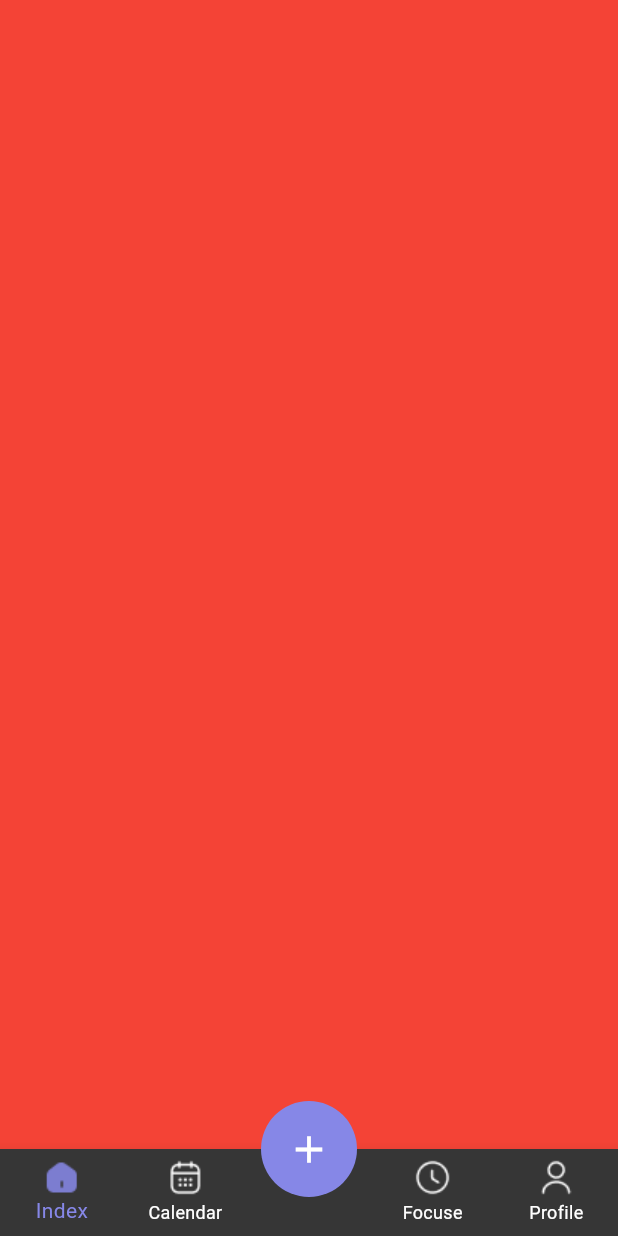
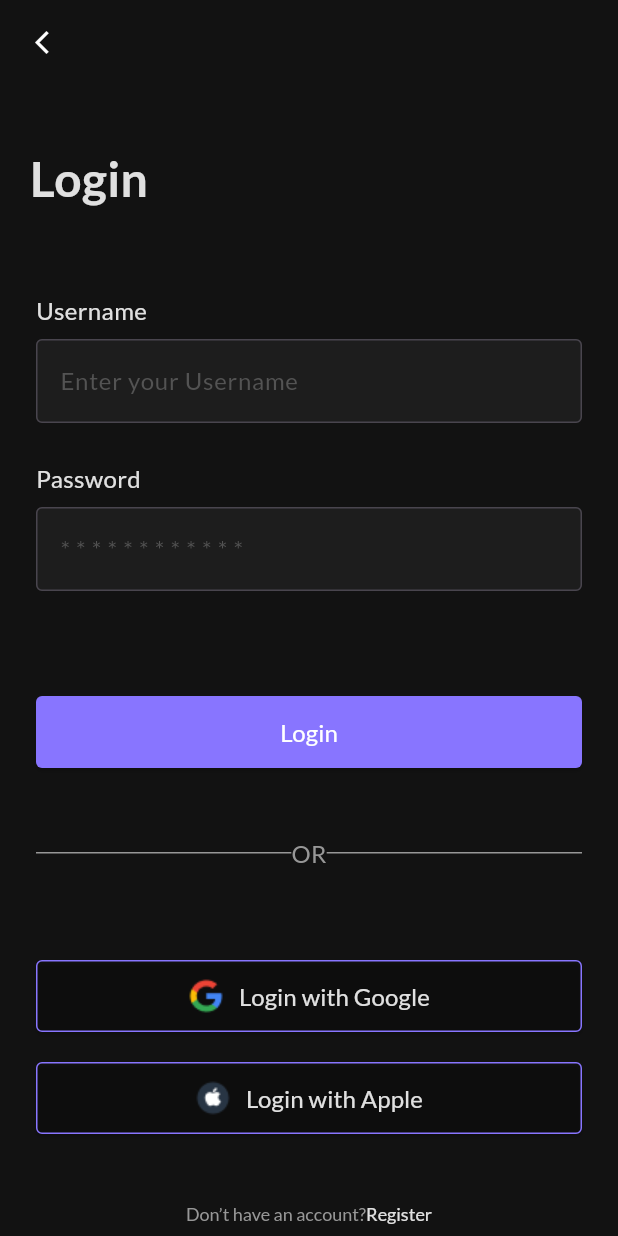
Before and after one commit to nguyendat0908/ToDoApp_flutter, a Flutter app: the screen it shows after launch, on a phone screen of 412 x 824 dp. Run offline on Flutter 3.47's test engine with Material 3 defaults, Android fonts, the phone set to English and light mode, and no system bars; our stand-ins replace easy_localization, flutter_colorpicker, realm, shared_preferences; missing offline and left inert: flutter_iconpicker; generated files the repository leaves out were written again.

Commit message:
UI login and register

```diff
--- a/lib/main.dart
+++ b/lib/main.dart
@@ -1,5 +1,5 @@
 import 'package:flutter/material.dart';
-import 'package:todo_app/ui/main/main_page.dart';
+import 'package:todo_app/ui/login/login_page.dart';
 
 void main() {
   runApp(const MyApp());
@@ -15,7 +15,7 @@ class MyApp extends StatelessWidget {
         colorScheme: ColorScheme.fromSeed(seedColor: Colors.deepPurple),
         useMaterial3: true,
       ),
-      home: const MainPage(),
+      home: const LoginPage(),
       debugShowCheckedModeBanner: false,
     );
   }
--- /dev/null
+++ b/lib/ui/login/login_page.dart
@@ -0,0 +1,327 @@
+import 'package:flutter/gestures.dart';
+import 'package:flutter/material.dart';
+import 'package:todo_app/ui/register/register_page.dart';
+
+class LoginPage extends StatelessWidget {
+  const LoginPage({super.key});
+
+  @override
+  Widget build(BuildContext context) {
+    return Scaffold(
+      backgroundColor: const Color(0xFF121212),
+      appBar: AppBar(
+          backgroundColor: Colors.transparent,
+          leading: IconButton(
+            onPressed: () {
+              if (Navigator.canPop(context)) {
+                Navigator.pop(context);
+              }
+            },
+            icon: const Icon(
+              Icons.arrow_back_ios_new_outlined,
+              size: 18,
+              color: Colors.white,
+            ),
+          )),
+      body: SafeArea(
+        top: false,
+        child: SingleChildScrollView(
+          child: Column(
+            mainAxisAlignment: MainAxisAlignment.start,
+            crossAxisAlignment: CrossAxisAlignment.start,
+            children: [
+              _buildPageTitle(),
+              const SizedBox(
+                height: 53,
+              ),
+              _buildFormLogin(),
+              _buildOrSplitDivider(),
+              _buildSocialLogin(),
+              _buildHaveNotAccount(context),
+            ],
+          ),
+        ),
+      ),
+      resizeToAvoidBottomInset: false,
+    );
+  }
+
+  Widget _buildPageTitle() {
+    return Container(
+      margin: EdgeInsets.symmetric(horizontal: 20).copyWith(top: 40),
+      child: Text(
+        'Login',
+        style: TextStyle(
+            color: Colors.white.withOpacity(0.87),
+            fontSize: 32,
+            fontFamily: 'Lato',
+            fontWeight: FontWeight.bold),
+        textAlign: TextAlign.center,
+      ),
+    );
+  }
+
+  Widget _buildFormLogin() {
+    return Form(
+        child: Container(
+      margin: EdgeInsets.symmetric(horizontal: 24),
+      child: Column(
+        mainAxisAlignment: MainAxisAlignment.start,
+        crossAxisAlignment: CrossAxisAlignment.start,
+        children: [
+          _buildUserNameField(),
+          const SizedBox(
+            height: 25,
+          ),
+          _buildPasswordField(),
+          _buildLoginButton(),
+        ],
+      ),
+    ));
+  }
+
+  Widget _buildUserNameField() {
+    return Column(
+      mainAxisAlignment: MainAxisAlignment.start,
+      crossAxisAlignment: CrossAxisAlignment.start,
+      children: [
+        Text(
+          'Username',
+          style: TextStyle(
+              color: Colors.white.withOpacity(0.87),
+              fontSize: 16,
+              fontFamily: 'Lato'),
+        ),
+        Container(
+          margin: const EdgeInsets.only(top: 8),
+          child: TextFormField(
+            decoration: InputDecoration(
+                hintText: "Enter your Username",
+                hintStyle: TextStyle(
+                    color: Color(0xFF535353), fontSize: 16, fontFamily: 'Lato'),
+                border: OutlineInputBorder(
+                  borderRadius: BorderRadius.circular(4),
+                ),
+                fillColor: Color(0xFF1D1D1D),
+                filled: true),
+            style: TextStyle(
+                color: Colors.white.withOpacity(0.87),
+                fontSize: 16,
+                fontFamily: 'Lato'),
+          ),
+        )
+      ],
+    );
+  }
+
+  Widget _buildPasswordField() {
+    return Column(
+      mainAxisAlignment: MainAxisAlignment.start,
+      crossAxisAlignment: CrossAxisAlignment.start,
+      children: [
+        Text(
+          'Password',
+          style: TextStyle(
+              color: Colors.white.withOpacity(0.87),
+              fontSize: 16,
+              fontFamily: 'Lato'),
+        ),
+        Container(
+          margin: const EdgeInsets.only(top: 8),
+          child: TextFormField(
+            decoration: InputDecoration(
+                hintText: "* * * * * * * * * * * *",
+                hintStyle: TextStyle(
+                    color: Color(0xFF535353), fontSize: 16, fontFamily: 'Lato'),
+                border: OutlineInputBorder(
+                  borderRadius: BorderRadius.circular(4),
+                ),
+                fillColor: Color(0xFF1D1D1D),
+                filled: true),
+            style: TextStyle(
+                color: Colors.white.withOpacity(0.87),
+                fontSize: 16,
+                fontFamily: 'Lato'),
+            obscureText: true,
+          ),
+        )
+      ],
+    );
+  }
+
+  Widget _buildLoginButton() {
+    return Container(
+      width: double.infinity,
+      height: 48,
+      margin: EdgeInsets.only(top: 70),
+      child: ElevatedButton(
+          onPressed: () {}, // Muốn disabled thì để null
+          style: ElevatedButton.styleFrom(
+              backgroundColor: const Color(0xFF8875FF),
+              shape: RoundedRectangleBorder(
+                  borderRadius: BorderRadius.circular(4)),
+              disabledBackgroundColor: Color(0xFF8687E7).withOpacity(0.5)),
+          child: Text(
+            'Login',
+            style: TextStyle(
+                fontSize: 16, fontFamily: 'Lato', color: Colors.white),
+          )),
+    );
+  }
+
+  Widget _buildOrSplitDivider() {
+    return Container(
+      margin: EdgeInsets.only(top: 45, bottom: 40),
+      padding: EdgeInsets.symmetric(horizontal: 24),
+      child: Row(
+        children: [
+          Expanded(
+            child: Container(
+              height: 1,
+              width: double.infinity,
+              color: const Color(0xFF979797),
+            ),
+          ),
+          const Text(
+            'OR',
+            style: TextStyle(
+                fontSize: 16, fontFamily: 'Lato', color: Color(0xFF979797)),
+          ),
+          Expanded(
+            child: Container(
+              height: 1,
+              width: double.infinity,
+              color: const Color(0xFF979797),
+            ),
+          ),
+        ],
+      ),
+    );
+  }
+
+  Widget _buildSocialLogin() {
+    return Column(
+      children: [_buildSocialGoogleLogin(), _buildSocialAppleLogin()],
+    );
+  }
+
+  Widget _buildSocialGoogleLogin() {
+    return Container(
+      width: double.infinity,
+      height: 48,
+      margin: const EdgeInsets.symmetric(horizontal: 24, vertical: 20),
+      child: ElevatedButton(
+          onPressed: () {
+            //
+          },
+          style: OutlinedButton.styleFrom(
+              backgroundColor: Colors.transparent,
+              shape: RoundedRectangleBorder(
+                borderRadius: BorderRadius.circular(4),
+              ),
+              side: const BorderSide(
+                width: 1,
+                color: Color(0xFF8875FF),
+              )),
+          child: Row(
+            mainAxisAlignment: MainAxisAlignment.center,
+            crossAxisAlignment: CrossAxisAlignment.center,
+            children: [
+              Image.asset(
+                "assets/images/social_google_logo.png",
+                width: 24,
+                height: 24,
+                fit: BoxFit.fill,
+              ),
+              Container(
+                margin: EdgeInsets.only(left: 10),
+                child: Text(
+                  'Login with Google',
+                  style: TextStyle(
+                      fontSize: 16,
+                      fontFamily: 'Lato',
+                      color: Colors.white.withOpacity(0.87)),
+                ),
+              ),
+            ],
+          )),
+    );
+  }
+
+  Widget _buildSocialAppleLogin() {
+    return Container(
+      width: double.infinity,
+      height: 48,
+      margin: const EdgeInsets.symmetric(horizontal: 24),
+      child: ElevatedButton(
+          onPressed: () {
+            //
+          },
+          style: OutlinedButton.styleFrom(
+              backgroundColor: Colors.transparent,
+              shape: RoundedRectangleBorder(
+                borderRadius: BorderRadius.circular(4),
+              ),
+              side: const BorderSide(
+                width: 1,
+                color: Color(0xFF8875FF),
+              )),
+          child: Row(
+            mainAxisAlignment: MainAxisAlignment.center,
+            crossAxisAlignment: CrossAxisAlignment.center,
+            children: [
+              Image.asset(
+                "assets/images/social_apple_logo.png",
+                width: 24,
+                height: 24,
+                fit: BoxFit.fill,
+              ),
+              Container(
+                margin: EdgeInsets.only(left: 10),
+                child: Text(
+                  'Login with Apple',
+                  style: TextStyle(
+                      fontSize: 16,
+                      fontFamily: 'Lato',
+                      color: Colors.white.withOpacity(0.87)),
+                ),
+              ),
+            ],
+          )),
+    );
+  }
+
+  Widget _buildHaveNotAccount(BuildContext context) {
+    return Container(
+      margin: EdgeInsets.only(top: 46, bottom: 20),
+      alignment: Alignment.center,
+      child: RichText(
+        text: TextSpan(
+            text: 'Don’t have an account?',
+            style: TextStyle(
+              fontSize: 12,
+              fontFamily: 'Lato',
+              color: Color(0xFF979797),
+            ),
+            children: [
+              TextSpan(
+                  text: 'Register',
+                  style: TextStyle(
+                    fontSize: 12,
+                    fontFamily: 'Lato',
+                    color: Colors.white.withOpacity(0.87),
+                  ),
+                  recognizer: TapGestureRecognizer()
+                    ..onTap = () {
+                      _gotoRegisterPage(context);
+                    })
+            ]),
+      ),
+    );
+  }
+
+  void _gotoRegisterPage(BuildContext context) {
+    Navigator.push(
+        context, MaterialPageRoute(builder: (context) => RegisterPage()));
+  }
+}
```
Also changed, not shown: lib/ui/register/register_page.dart (added, +366 -0 lines), assets/images/2.0x/apple@2x.png (added), assets/images/2.0x/google@2x.png (added), assets/images/3.0x/apple@3x.png (added), assets/images/3.0x/google@3x.png (added), assets/images/social_apple_logo.png (added), assets/images/social_google_logo.png (added).
